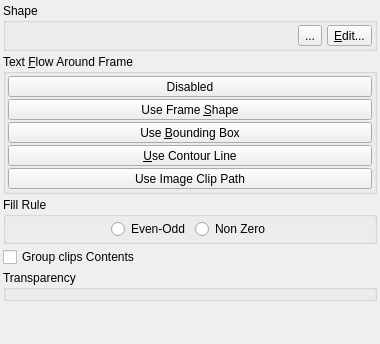
The window that scribus/ui/propertiespalette_groupbase.ui (nitramr/scribus) describes before a commit, drawn with Qt 5.
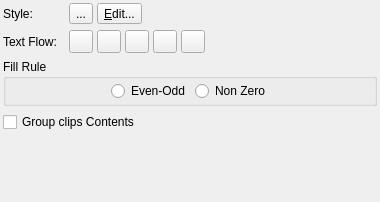
The same window after the commit. Custom widgets are drawn as their Qt base class.

Commit message: color palette refactoring + group palette refactoring

```diff
--- a/scribus/ui/propertiespalette_groupbase.ui
+++ b/scribus/ui/propertiespalette_groupbase.ui
@@ -2,6 +2,14 @@
 <ui version="4.0">
  <class>PropertiesPalette_GroupBase</class>
  <widget class="QWidget" name="PropertiesPalette_GroupBase">
+  <property name="geometry">
+   <rect>
+    <x>0</x>
+    <y>0</y>
+    <width>380</width>
+    <height>202</height>
+   </rect>
+  </property>
   <property name="minimumSize">
    <size>
     <width>380</width>
@@ -17,10 +25,7 @@
   <property name="windowTitle">
    <string notr="true">Form</string>
   </property>
-  <layout class="QVBoxLayout" name="verticalLayout_3">
-   <property name="spacing">
-    <number>3</number>
-   </property>
+  <layout class="QGridLayout" name="gridLayout">
    <property name="leftMargin">
     <number>3</number>
    </property>
@@ -33,232 +38,27 @@
    <property name="bottomMargin">
     <number>3</number>
    </property>
-   <item>
-    <widget class="QGroupBox" name="shapeGroup">
-     <property name="title">
-      <string>Shape</string>
+   <item row="1" column="0">
+    <widget class="QLabel" name="label_2">
+     <property name="text">
+      <string>Style:</string>
      </property>
-     <property name="flat">
-      <bool>true</bool>
-     </property>
-     <layout class="QVBoxLayout" name="verticalLayout_2">
-      <property name="spacing">
-       <number>5</number>
-      </property>
-      <property name="leftMargin">
-       <number>2</number>
-      </property>
-      <property name="topMargin">
-       <number>2</number>
-      </property>
-      <property name="rightMargin">
-       <number>2</number>
-      </property>
-      <property name="bottomMargin">
-       <number>2</number>
-      </property>
-      <item>
-       <layout class="QHBoxLayout" name="horizontalLayout">
-        <item>
-         <spacer name="horizontalSpacer">
-          <property name="orientation">
-           <enum>Qt::Horizontal</enum>
-          </property>
-          <property name="sizeHint" stdset="0">
-           <size>
-            <width>40</width>
-            <height>20</height>
-           </size>
-          </property>
-         </spacer>
-        </item>
-        <item>
-         <widget class="Autoforms" name="customShape">
-          <property name="text">
-           <string>...</string>
-          </property>
-         </widget>
-        </item>
-        <item>
-         <widget class="QToolButton" name="editShape">
-          <property name="text">
-           <string>&amp;Edit...</string>
-          </property>
-         </widget>
-        </item>
-       </layout>
-      </item>
-     </layout>
     </widget>
    </item>
-   <item>
-    <widget class="QGroupBox" name="textFlowGroup">
-     <property name="title">
-      <string>Text &amp;Flow Around Frame</string>
+   <item row="6" column="2">
+    <spacer name="verticalSpacer">
+     <property name="orientation">
+      <enum>Qt::Vertical</enum>
      </property>
-     <property name="flat">
-      <bool>true</bool>
+     <property name="sizeHint" stdset="0">
+      <size>
+       <width>20</width>
+       <height>40</height>
+      </size>
      </property>
-     <layout class="QVBoxLayout" name="verticalLayout">
-      <property name="spacing">
-       <number>2</number>
-      </property>
-      <property name="leftMargin">
-       <number>2</number>
-      </property>
-      <property name="topMargin">
-       <number>2</number>
-      </property>
-      <property name="rightMargin">
-       <number>2</number>
-      </property>
-      <property name="bottomMargin">
-       <number>2</number>
-      </property>
-      <item>
-       <widget class="QToolButton" name="textFlowDisabled">
-        <property name="sizePolicy">
-         <sizepolicy hsizetype="Preferred" vsizetype="Fixed">
-          <horstretch>0</horstretch>
-          <verstretch>0</verstretch>
-         </sizepolicy>
-        </property>
-        <property name="toolTip">
-         <string>Disable text flow from lower frames around object</string>
-        </property>
-        <property name="text">
-         <string>Disabled</string>
-        </property>
-        <property name="checkable">
-         <bool>true</bool>
-        </property>
-        <property name="autoExclusive">
-         <bool>true</bool>
-        </property>
-        <property name="toolButtonStyle">
-         <enum>Qt::ToolButtonTextBesideIcon</enum>
-        </property>
-        <attribute name="buttonGroup">
-         <string notr="true">textFlowBtnGroup</string>
-        </attribute>
-       </widget>
-      </item>
-      <item>
-       <widget class="QToolButton" name="textFlowUsesFrameShape">
-        <property name="sizePolicy">
-         <sizepolicy hsizetype="Preferred" vsizetype="Fixed">
-          <horstretch>0</horstretch>
-          <verstretch>0</verstretch>
-         </sizepolicy>
-        </property>
-        <property name="toolTip">
-         <string>Use the frame shape for text flow of text frames below the object</string>
-        </property>
-        <property name="text">
-         <string>Use Frame &amp;Shape</string>
-        </property>
-        <property name="checkable">
-         <bool>true</bool>
-        </property>
-        <property name="autoExclusive">
-         <bool>true</bool>
-        </property>
-        <property name="toolButtonStyle">
-         <enum>Qt::ToolButtonTextBesideIcon</enum>
-        </property>
-        <attribute name="buttonGroup">
-         <string notr="true">textFlowBtnGroup</string>
-        </attribute>
-       </widget>
-      </item>
-      <item>
-       <widget class="QToolButton" name="textFlowUsesBoundingBox">
-        <property name="sizePolicy">
-         <sizepolicy hsizetype="Preferred" vsizetype="Fixed">
-          <horstretch>0</horstretch>
-          <verstretch>0</verstretch>
-         </sizepolicy>
-        </property>
-        <property name="toolTip">
-         <string>&lt;qt&gt;Use the bounding box, which is always rectangular, instead of the frame's shape for text flow of text frames below the object&lt;/qt&gt;</string>
-        </property>
-        <property name="text">
-         <string>Use &amp;Bounding Box</string>
-        </property>
-        <property name="checkable">
-         <bool>true</bool>
-        </property>
-        <property name="autoExclusive">
-         <bool>true</bool>
-        </property>
-        <property name="toolButtonStyle">
-         <enum>Qt::ToolButtonTextBesideIcon</enum>
-        </property>
-        <attribute name="buttonGroup">
-         <string notr="true">textFlowBtnGroup</string>
-        </attribute>
-       </widget>
-      </item>
-      <item>
-       <widget class="QToolButton" name="textFlowUsesContourLine">
-        <property name="sizePolicy">
-         <sizepolicy hsizetype="Preferred" vsizetype="Fixed">
-          <horstretch>0</horstretch>
-          <verstretch>0</verstretch>
-         </sizepolicy>
-        </property>
-        <property name="toolTip">
-         <string>&lt;qt&gt;When chosen, the contour line can be edited with the Edit Shape Tool on the palette further above. When edited via the shape palette, this becomes a second separate line originally based on the frame's shape for text flow of text frames below the object.&lt;/qt&gt;</string>
-        </property>
-        <property name="text">
-         <string>&amp;Use Contour Line</string>
-        </property>
-        <property name="checkable">
-         <bool>true</bool>
-        </property>
-        <property name="autoExclusive">
-         <bool>true</bool>
-        </property>
-        <property name="toolButtonStyle">
-         <enum>Qt::ToolButtonTextBesideIcon</enum>
-        </property>
-        <attribute name="buttonGroup">
-         <string notr="true">textFlowBtnGroup</string>
-        </attribute>
-       </widget>
-      </item>
-      <item>
-       <widget class="QToolButton" name="textFlowUsesImageClipping">
-        <property name="sizePolicy">
-         <sizepolicy hsizetype="Preferred" vsizetype="Fixed">
-          <horstretch>0</horstretch>
-          <verstretch>0</verstretch>
-         </sizepolicy>
-        </property>
-        <property name="toolTip">
-         <string>&lt;qt&gt;Use the clipping path of the image&lt;/qt&gt;</string>
-        </property>
-        <property name="text">
-         <string>Use Image Clip Path</string>
-        </property>
-        <property name="checkable">
-         <bool>true</bool>
-        </property>
-        <property name="autoExclusive">
-         <bool>true</bool>
-        </property>
-        <property name="toolButtonStyle">
-         <enum>Qt::ToolButtonTextBesideIcon</enum>
-        </property>
-        <attribute name="buttonGroup">
-         <string notr="true">textFlowBtnGroup</string>
-        </attribute>
-       </widget>
-      </item>
-     </layout>
-    </widget>
+    </spacer>
    </item>
-   <item>
+   <item row="3" column="0" colspan="3">
     <widget class="QGroupBox" name="fillRuleGroup">
      <property name="title">
       <string>Fill Rule</string>
@@ -343,7 +143,170 @@
      </layout>
     </widget>
    </item>
-   <item>
+   <item row="2" column="2">
+    <layout class="QHBoxLayout" name="textFlowGroup">
+     <property name="spacing">
+      <number>4</number>
+     </property>
+     <item>
+      <widget class="QToolButton" name="textFlowDisabled">
+       <property name="sizePolicy">
+        <sizepolicy hsizetype="Preferred" vsizetype="Fixed">
+         <horstretch>0</horstretch>
+         <verstretch>0</verstretch>
+        </sizepolicy>
+       </property>
+       <property name="toolTip">
+        <string>Disable text flow from lower frames around object</string>
+       </property>
+       <property name="text">
+        <string/>
+       </property>
+       <property name="checkable">
+        <bool>true</bool>
+       </property>
+       <property name="autoExclusive">
+        <bool>true</bool>
+       </property>
+       <property name="toolButtonStyle">
+        <enum>Qt::ToolButtonTextBesideIcon</enum>
+       </property>
+       <attribute name="buttonGroup">
+        <string notr="true">textFlowBtnGroup</string>
+       </attribute>
+      </widget>
+     </item>
+     <item>
+      <widget class="QToolButton" name="textFlowUsesFrameShape">
+       <property name="sizePolicy">
+        <sizepolicy hsizetype="Preferred" vsizetype="Fixed">
+         <horstretch>0</horstretch>
+         <verstretch>0</verstretch>
+        </sizepolicy>
+       </property>
+       <property name="toolTip">
+        <string>Use the frame shape for text flow of text frames below the object</string>
+       </property>
+       <property name="text">
+        <string/>
+       </property>
+       <property name="checkable">
+        <bool>true</bool>
+       </property>
+       <property name="autoExclusive">
+        <bool>true</bool>
+       </property>
+       <property name="toolButtonStyle">
+        <enum>Qt::ToolButtonTextBesideIcon</enum>
+       </property>
+       <attribute name="buttonGroup">
+        <string notr="true">textFlowBtnGroup</string>
+       </attribute>
+      </widget>
+     </item>
+     <item>
+      <widget class="QToolButton" name="textFlowUsesBoundingBox">
+       <property name="sizePolicy">
+        <sizepolicy hsizetype="Preferred" vsizetype="Fixed">
+         <horstretch>0</horstretch>
+         <verstretch>0</verstretch>
+        </sizepolicy>
+       </property>
+       <property name="toolTip">
+        <string>&lt;qt&gt;Use the bounding box, which is always rectangular, instead of the frame's shape for text flow of text frames below the object&lt;/qt&gt;</string>
+       </property>
+       <property name="text">
+        <string/>
+       </property>
+       <property name="checkable">
+        <bool>true</bool>
+       </property>
+       <property name="autoExclusive">
+        <bool>true</bool>
+       </property>
+       <property name="toolButtonStyle">
+        <enum>Qt::ToolButtonTextBesideIcon</enum>
+       </property>
+       <attribute name="buttonGroup">
+        <string notr="true">textFlowBtnGroup</string>
+       </attribute>
+      </widget>
+     </item>
+     <item>
+      <widget class="QToolButton" name="textFlowUsesContourLine">
+       <property name="sizePolicy">
+        <sizepolicy hsizetype="Preferred" vsizetype="Fixed">
+         <horstretch>0</horstretch>
+         <verstretch>0</verstretch>
+        </sizepolicy>
+       </property>
+       <property name="toolTip">
+        <string>&lt;qt&gt;When chosen, the contour line can be edited with the Edit Shape Tool on the palette further above. When edited via the shape palette, this becomes a second separate line originally based on the frame's shape for text flow of text frames below the object.&lt;/qt&gt;</string>
+       </property>
+       <property name="text">
+        <string/>
+       </property>
+       <property name="checkable">
+        <bool>true</bool>
+       </property>
+       <property name="autoExclusive">
+        <bool>true</bool>
+       </property>
+       <property name="toolButtonStyle">
+        <enum>Qt::ToolButtonTextBesideIcon</enum>
+       </property>
+       <attribute name="buttonGroup">
+        <string notr="true">textFlowBtnGroup</string>
+       </attribute>
+      </widget>
+     </item>
+     <item>
+      <widget class="QToolButton" name="textFlowUsesImageClipping">
+       <property name="sizePolicy">
+        <sizepolicy hsizetype="Preferred" vsizetype="Fixed">
+         <horstretch>0</horstretch>
+         <verstretch>0</verstretch>
+        </sizepolicy>
+       </property>
+       <property name="toolTip">
+        <string>&lt;qt&gt;Use the clipping path of the image&lt;/qt&gt;</string>
+       </property>
+       <property name="text">
+        <string/>
+       </property>
+       <property name="checkable">
+        <bool>true</bool>
+       </property>
+       <property name="autoExclusive">
+        <bool>true</bool>
+       </property>
+       <property name="toolButtonStyle">
+        <enum>Qt::ToolButtonTextBesideIcon</enum>
+       </property>
+       <attribute name="buttonGroup">
+        <string notr="true">textFlowBtnGroup</string>
+       </attribute>
+      </widget>
+     </item>
+     <item>
+      <spacer name="horizontalSpacer_4">
+       <property name="orientation">
+        <enum>Qt::Horizontal</enum>
+       </property>
+       <property name="sizeHint" stdset="0">
+        <size>
+         <width>40</width>
+         <height>20</height>
+        </size>
+       </property>
+      </spacer>
+     </item>
+    </layout>
+   </item>
+   <item row="5" column="0" colspan="3">
+    <widget class="PropertyWidgetFrame_Transparency" name="transPalWidget" native="true"/>
+   </item>
+   <item row="4" column="0" colspan="3">
     <widget class="QCheckBox" name="clipGroups">
      <property name="toolTip">
       <string>When the group's bounding frame has been edited, clip the contents of the page items to the edited bounding frame</string>
@@ -353,48 +316,46 @@
      </property>
     </widget>
    </item>
-   <item>
-    <widget class="QGroupBox" name="transparencyGroup">
-     <property name="title">
-      <string>Transparency</string>
+   <item row="2" column="0">
+    <widget class="QLabel" name="label">
+     <property name="text">
+      <string>Text Flow:</string>
      </property>
-     <property name="flat">
-      <bool>true</bool>
-     </property>
-     <layout class="QVBoxLayout" name="verticalLayout_4">
-      <property name="spacing">
-       <number>2</number>
-      </property>
-      <property name="leftMargin">
-       <number>2</number>
-      </property>
-      <property name="topMargin">
-       <number>2</number>
-      </property>
-      <property name="rightMargin">
-       <number>2</number>
-      </property>
-      <property name="bottomMargin">
-       <number>2</number>
-      </property>
-      <item>
-       <widget class="PropertyWidgetFrame_Transparency" name="transPalWidget" native="true"/>
-      </item>
-     </layout>
     </widget>
    </item>
-   <item>
-    <spacer name="verticalSpacer">
-     <property name="orientation">
-      <enum>Qt::Vertical</enum>
+   <item row="1" column="2">
+    <layout class="QHBoxLayout" name="shapeGroup">
+     <property name="spacing">
+      <number>4</number>
      </property>
-     <property name="sizeHint" stdset="0">
-      <size>
-       <width>20</width>
-       <height>40</height>
-      </size>
-     </property>
-    </spacer>
+     <item>
+      <widget class="Autoforms" name="customShape">
+       <property name="text">
+        <string>...</string>
+       </property>
+      </widget>
+     </item>
+     <item>
+      <widget class="QToolButton" name="editShape">
+       <property name="text">
+        <string>&amp;Edit...</string>
+       </property>
+      </widget>
+     </item>
+     <item>
+      <spacer name="horizontalSpacer">
+       <property name="orientation">
+        <enum>Qt::Horizontal</enum>
+       </property>
+       <property name="sizeHint" stdset="0">
+        <size>
+         <width>40</width>
+         <height>20</height>
+        </size>
+       </property>
+      </spacer>
+     </item>
+    </layout>
    </item>
   </layout>
  </widget>
```
The commit also changes 9 other files.
